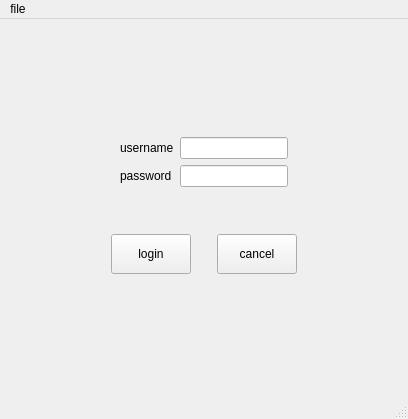
First picture: the form in mainwindow.ui, repository fafi09/qtdesigner, before the edit.
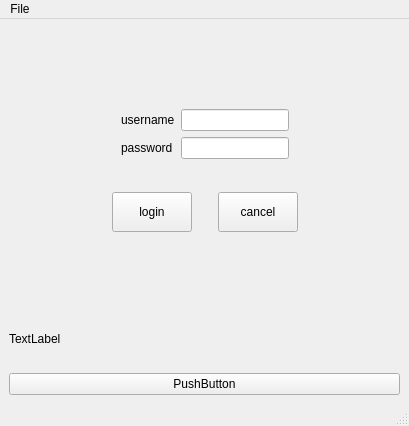
Second picture: the form after the edit. Icons and pictures are not drawn. Custom widgets are drawn as their Qt base class.

Diff of the .ui file:
```diff
--- a/mainwindow.ui
+++ b/mainwindow.ui
@@ -6,8 +6,8 @@
    <rect>
     <x>0</x>
     <y>0</y>
-    <width>408</width>
-    <height>419</height>
+    <width>409</width>
+    <height>426</height>
    </rect>
   </property>
   <property name="minimumSize">
@@ -222,6 +222,20 @@
     <item>
      <widget class="MyCustomerWidget" name="widget_5" native="true"/>
     </item>
+    <item>
+     <widget class="MyLabel" name="label_4">
+      <property name="text">
+       <string>TextLabel</string>
+      </property>
+     </widget>
+    </item>
+    <item>
+     <widget class="MyPushButton" name="pushButton_3">
+      <property name="text">
+       <string>PushButton</string>
+      </property>
+     </widget>
+    </item>
    </layout>
   </widget>
   <widget class="QMenuBar" name="menubar">
@@ -229,13 +243,13 @@
     <rect>
      <x>0</x>
      <y>0</y>
-     <width>408</width>
+     <width>409</width>
      <height>22</height>
     </rect>
    </property>
    <widget class="QMenu" name="menufile">
     <property name="title">
-     <string>file</string>
+     <string>File</string>
     </property>
     <addaction name="actionnew"/>
    </widget>
@@ -255,6 +269,16 @@
    <header location="global">mycustomerwidget.h</header>
    <container>1</container>
   </customwidget>
+  <customwidget>
+   <class>MyLabel</class>
+   <extends>QLabel</extends>
+   <header location="global">mylabel.h</header>
+  </customwidget>
+  <customwidget>
+   <class>MyPushButton</class>
+   <extends>QPushButton</extends>
+   <header location="global">mypushbutton.h</header>
+  </customwidget>
  </customwidgets>
  <resources>
   <include location="pkaq.qrc"/>
```
